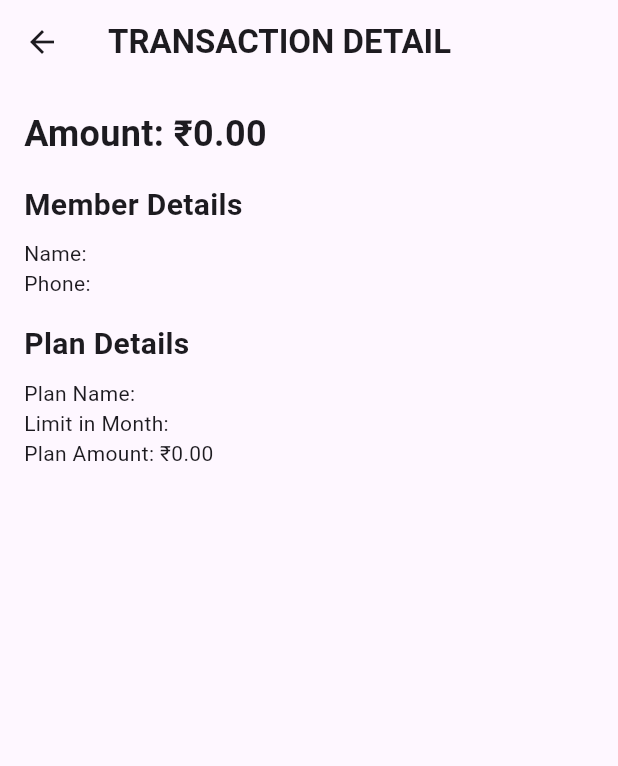
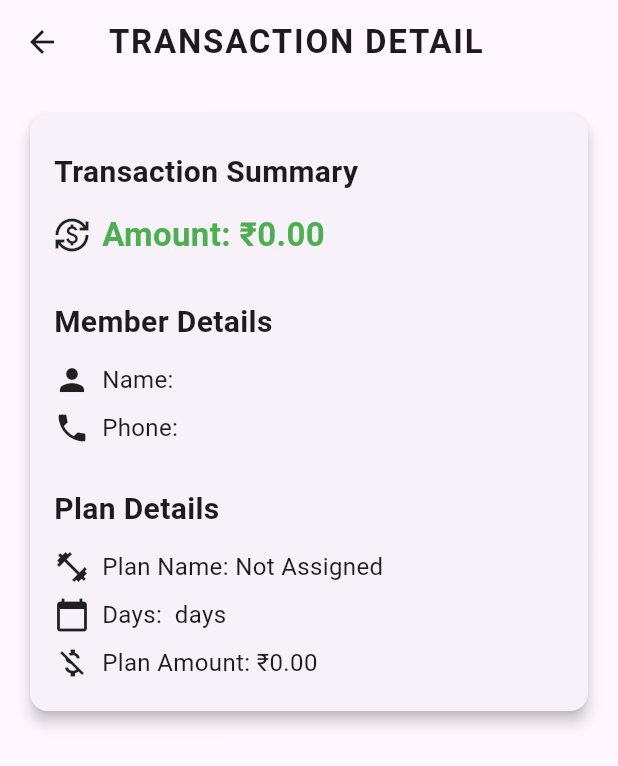
Before and after one commit to ufokart/GymCollection, a Flutter app: the TransactionDetailScreen screen opened directly with empty values, on a phone screen of 412 x 824 dp. Shown: the top 766 px of the screen. Run offline on Flutter 3.47's test engine with Material 3 defaults, Android fonts, the light colour scheme and no system bars; our stand-ins replace firebase_auth, firebase_core, google_sign_in, image_picker, intl_phone_field, pin_code_fields and 4 more; missing offline and left inert: flutter_json, gotrue, postgrest, razorpay_flutter; accounts and stored records are empty.

Commit message:
version 1.0.0 build 10 uploaded
days feature done

```diff
--- a/GymAccounted/lib/Modal/tranaction_dm.dart
+++ b/GymAccounted/lib/Modal/tranaction_dm.dart
@@ -11,6 +11,7 @@ class Transaction {
   final String planLimit;
   final String memberName;
   final String memberPhone;
+  final String days;
 
   Transaction({
     required this.id,
@@ -25,6 +26,7 @@ class Transaction {
     required this.planLimit,
     required this.memberName,
     required this.memberPhone,
+    required this.days,
   });
 
   factory Transaction.fromJson(Map<String, dynamic> json) {
@@ -40,7 +42,8 @@ class Transaction {
       planName: json['plan_name'] ?? 'No Plan', // Default value for planName
       planLimit: json['plan_limit'] ?? '0', // Default value for planLimit
       memberName: json['member_name'] ?? 'Unknown', // Default value for memberName
-      memberPhone: json['member_phone_no'] ?? 'N/A', // Default value for memberPhone
+      memberPhone: json['member_phone_no'] ?? 'N/A',
+      days: json['days'] ?? '0'// Default value for memberPhone
     );
   }
 }
--- a/GymAccounted/lib/Networking/membership_api.dart
+++ b/GymAccounted/lib/Networking/membership_api.dart
@@ -238,6 +238,8 @@ class MembershipService {
     required String expiredDate,
     required String planId,
     required String discountedAmount,
+    required String membershipPeriod,
+    required String days
   }) async {
     try {
       final user = await gymUser.User.getUser();
@@ -249,7 +251,9 @@ class MembershipService {
         'expired_date': expiredDate,
         'discounted_amount':discountedAmount,
         'status': 2,
-        'created_at': DateTime.now().toIso8601String()
+        'created_at': DateTime.now().toIso8601String(),
+        'membership_period':membershipPeriod,
+        'days':days
       }).eq('member_id', memberId).eq('gym_id', gymId).select();
 
       if (response != null) {
--- a/GymAccounted/lib/screens/Transaction/transaction_detail.dart
+++ b/GymAccounted/lib/screens/Transaction/transaction_detail.dart
@@ -1,55 +1,123 @@
 import 'package:flutter/material.dart';
 import 'package:intl/intl.dart';
 import 'package:gymaccounted/Modal/tranaction_dm.dart';
+
 class TransactionDetailScreen extends StatelessWidget {
   final Transaction transaction;
 
-  const TransactionDetailScreen({Key? key, required this.transaction}) : super(key: key);
+  const TransactionDetailScreen({Key? key, required this.transaction})
+      : super(key: key);
 
   @override
   Widget build(BuildContext context) {
     return Scaffold(
-      appBar:  AppBar(
-        title: Text(
+      appBar: AppBar(
+        title: const Text(
           'TRANSACTION DETAIL',
-          style: TextStyle(fontWeight: FontWeight.bold),
+          style: TextStyle(fontWeight: FontWeight.bold, letterSpacing: 1.2),
         ),
         leading: IconButton(
-          icon: Icon(Icons.arrow_back),
+          icon: const Icon(Icons.arrow_back),
           onPressed: () {
             Navigator.pop(context);
           },
         ),
       ),
-      body: Padding(
+      body: SingleChildScrollView(
+        padding: const EdgeInsets.all(16.0),
+        child: Card(
+          elevation: 4,
+          shape: RoundedRectangleBorder(borderRadius: BorderRadius.circular(12)),
+          child: Padding(
             padding: const EdgeInsets.all(16.0),
             child: Column(
               crossAxisAlignment: CrossAxisAlignment.start,
               children: [
-            Text(
-              'Amount: \₹${transaction.amount.toStringAsFixed(2)}',
-              style: TextStyle(fontSize: 24, fontWeight: FontWeight.bold),
+                _buildSectionTitle('Transaction Summary'),
+                _buildDetailRow(
+                  icon: Icons.currency_exchange,
+                  label: 'Amount:',
+                  value: '₹${transaction.amount.toStringAsFixed(2)}',
+                  valueStyle: const TextStyle(
+                    fontSize: 22,
+                    fontWeight: FontWeight.bold,
+                    color: Colors.green,
                   ),
-            SizedBox(height: 16),
-            Text(
-              'Member Details',
-              style: TextStyle(fontSize: 20, fontWeight: FontWeight.bold),
                 ),
-            SizedBox(height: 8),
-            Text('Name: ${transaction.memberName}'),
-            Text('Phone: ${transaction.memberPhone}'),
-            SizedBox(height: 16),
-            Text(
-              'Plan Details',
-              style: TextStyle(fontSize: 20, fontWeight: FontWeight.bold),
+                const SizedBox(height: 16),
+                _buildSectionTitle('Member Details'),
+                _buildDetailRow(
+                  icon: Icons.person,
+                  label: 'Name:',
+                  value: transaction.memberName,
                 ),
-            SizedBox(height: 8),
-            Text('Plan Name: ${transaction.planName}'),
-            Text('Limit in Month: ${transaction.planLimit}'),
-            Text('Plan Amount: \₹${transaction.amount.toStringAsFixed(2)}'),
+                _buildDetailRow(
+                  icon: Icons.phone,
+                  label: 'Phone:',
+                  value: transaction.memberPhone,
+                ),
+                const SizedBox(height: 16),
+                _buildSectionTitle('Plan Details'),
+                _buildDetailRow(
+                  icon: Icons.fitness_center,
+                  label: 'Plan Name:',
+                  value: transaction.planName.isEmpty
+                      ? 'Not Assigned'
+                      : transaction.planName,
+                ),
+                _buildDetailRow(
+                  icon: Icons.calendar_today,
+                  label: transaction.planLimit.isEmpty ? 'Days:' : 'Limit in Month:',
+                  value: transaction.planLimit.isEmpty
+                      ? '${transaction.days} days'
+                      : transaction.planLimit,
+                ),
+                _buildDetailRow(
+                  icon: Icons.money_off,
+                  label: 'Plan Amount:',
+                  value: '₹${transaction.amount.toStringAsFixed(2)}',
+                ),
               ],
+            ),
+          ),
         ),
       ),
     );
   }
+
+  Widget _buildSectionTitle(String title) {
+    return Padding(
+      padding: const EdgeInsets.symmetric(vertical: 8.0),
+      child: Text(
+        title,
+        style: const TextStyle(
+          fontSize: 20,
+          fontWeight: FontWeight.bold,
+        ),
+      ),
+    );
   }
+
+  Widget _buildDetailRow({
+    required IconData icon,
+    required String label,
+    required String value,
+    TextStyle? valueStyle,
+  }) {
+    return Padding(
+      padding: const EdgeInsets.symmetric(vertical: 4.0),
+      child: Row(
+        children: [
+          Icon(icon, size: 24),
+          const SizedBox(width: 8),
+          Expanded(
+            child: Text(
+              '$label $value',
+              style: valueStyle ?? const TextStyle(fontSize: 16),
+            ),
+          ),
+        ],
+      ),
+    );
+  }
+}
--- a/GymAccounted/pubspec.yaml
+++ b/GymAccounted/pubspec.yaml
@@ -16,7 +16,7 @@ publish_to: 'none' # Remove this line if you wish to publish to pub.dev
 # https://developer.apple.com/library/archive/documentation/General/Reference/InfoPlistKeyReference/Articles/CoreFoundationKeys.html
 # In Windows, build-name is used as the major, minor, and patch parts
 # of the product and file versions while build-number is used as the build suffix.
-version: 1.0.0+9
+version: 1.0.0+10
 
 environment:
   sdk: '>=3.3.0 <4.0.0'
```
Also changed, not shown: GymAccounted/lib/screens/Members/member_renewable.dart (+203 -82 lines). Lines whose indentation alone changed are shown as unchanged.
